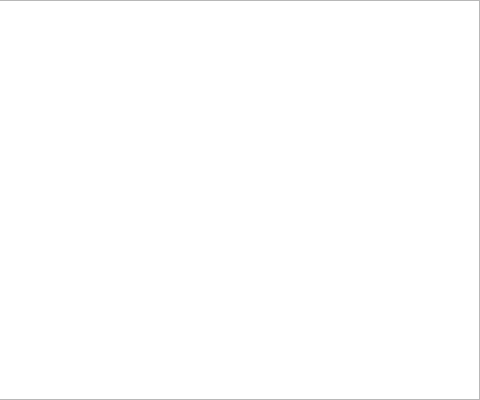
Old version of the form gameo.ui in the repository MarianAlpha/juego; both pictures show x 520 to 1000 and y 0 to 400 of the 1000 by 400 pixel window.
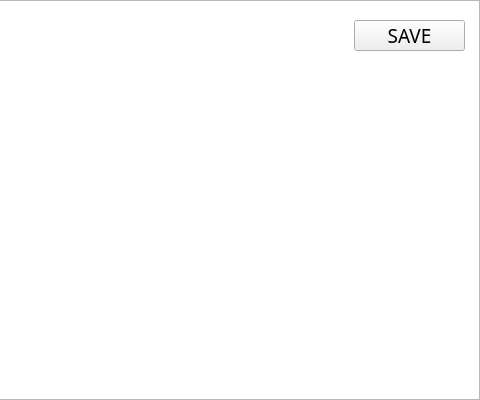
New version of the form.

Diff of the .ui file:
```diff
--- a/gameo.ui
+++ b/gameo.ui
@@ -81,6 +81,25 @@
     <string>Player 2</string>
    </property>
   </widget>
+  <widget class="QPushButton" name="save">
+   <property name="geometry">
+    <rect>
+     <x>874</x>
+     <y>20</y>
+     <width>111</width>
+     <height>31</height>
+    </rect>
+   </property>
+   <property name="font">
+    <font>
+     <family>Dead Kansas</family>
+     <pointsize>14</pointsize>
+    </font>
+   </property>
+   <property name="text">
+    <string>SAVE</string>
+   </property>
+  </widget>
  </widget>
  <resources/>
  <connections/>
```
